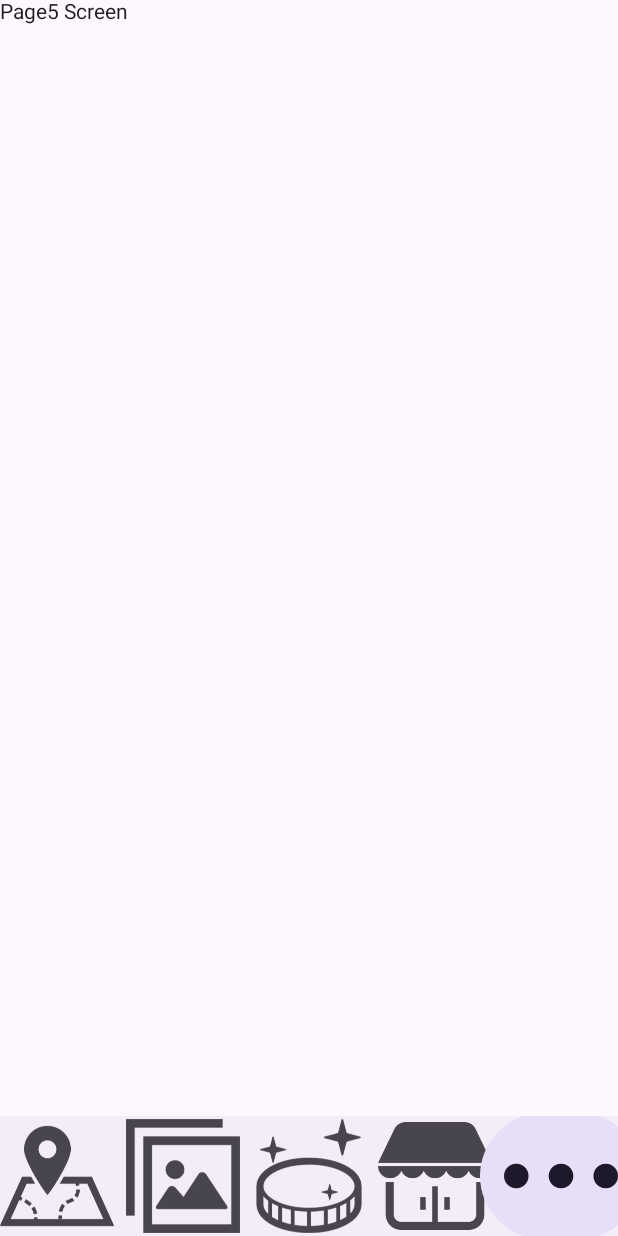
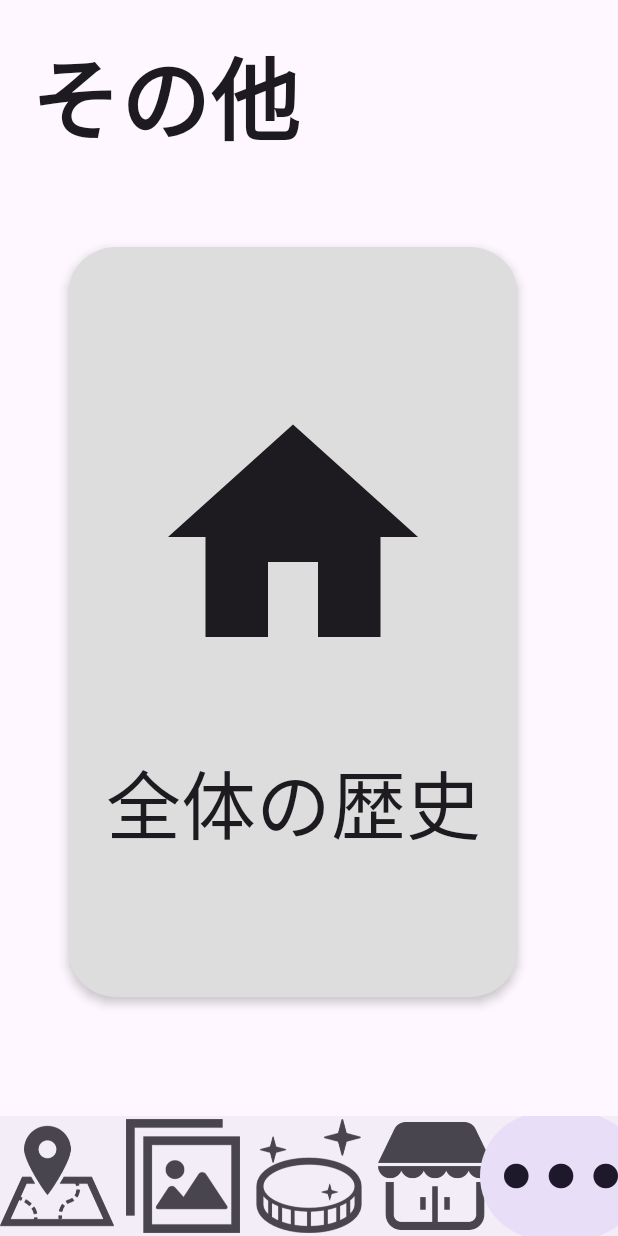
Before and after one commit to kanaji2002/ToraponApp, an Android app built with Jetpack Compose: the screen it shows after launch (MainActivity), item 5 of the bottom bar chosen, on a phone screen of 412 x 824 dp. Run offline under Robolectric (Android 15) with nearby library versions, the phone set to English and light mode, and no system bars.

Commit message:
その他の機能を付け加えた。

```diff
--- a/app/src/main/assets/spot2_folder/sentence.json
+++ b/app/src/main/assets/spot2_folder/sentence.json
@@ -1,6 +1,6 @@
 {
-    "name_furigana": "つるかめまつ",
-    "name": "鶴亀松",
+    "name_furigana": "しょうこうしょうれいかん",
+    "name": "商工奨励館",
     "top_explanation": "110個の石を組み合わせて亀を表現し、その背中に鶴が舞っているような姿",
     "one_word_explanation": "適度な大きさの松",
     "detailed_title_1": "特徴",
--- a/app/src/main/java/com/example/myapplication/MainActivity.kt
+++ b/app/src/main/java/com/example/myapplication/MainActivity.kt
@@ -21,8 +21,10 @@ import androidx.navigation.compose.rememberNavController
 import androidx.navigation.compose.currentBackStackEntryAsState
 //Osaka import(追加)
 import androidx.compose.ui.graphics.Color
+import com.example.myapplication.componentsPage1.Page1AppNavHost // AppNavHost.ktからインポート
 import com.example.myapplication.componentsPage2.Page2AppNavHost // AppNavHost.ktからインポート
-import com.example.myapplication.componentsPage1.Page1AppNavHost // AppNavHost.ktからインポート
+import com.example.myapplication.componentsPage5.Page5AppNavHost // AppNavHost.ktからインポート
+
 import com.example.myapplication.utils.REQUIRED_PERMISSIONS
 import com.example.myapplication.utils.allPermissionsGranted
 import com.example.myapplication.utils.hideSystemUI
@@ -160,10 +162,14 @@ class MainActivity : ComponentActivity() {
         Text("Page4 Screen")
     }
 
-    @Composable
-    fun Page5Screen() {
-        Text("Page5 Screen")
-    }
+@Composable
+fun Page5Screen() {
+    // 設定
+    val navController = rememberNavController()
+    val backgroundColor = Color.Yellow.copy(alpha = 0.1f)// 観光スポット一覧ページの背景色
+    val selectionBackgroundColor = Color.LightGray.copy(alpha = 0.5f)// 選択画面背景色
+    Page5AppNavHost(navController, backgroundColor, selectionBackgroundColor)
+}
 
     // ---------- 5. 現在のルートを取得するヘルパー ----------
     @Composable
--- a/app/src/main/java/com/example/myapplication/componentsPage1/AppNavHost.kt
+++ b/app/src/main/java/com/example/myapplication/componentsPage1/AppNavHost.kt
@@ -6,6 +6,7 @@ import android.content.pm.PackageManager
 import android.util.Log
 import androidx.activity.compose.rememberLauncherForActivityResult
 import androidx.activity.result.contract.ActivityResultContracts
+import androidx.compose.animation.animateColor
 import androidx.compose.animation.animateColorAsState
 import androidx.compose.animation.core.tween
 import androidx.compose.foundation.Canvas
@@ -46,9 +47,11 @@ import androidx.compose.ui.unit.dp
 import androidx.compose.ui.window.Popup
 import androidx.core.app.ActivityCompat
 import androidx.navigation.NavHostController
-import androidx.compose.ui.unit.Dp
-
+//import androidx.compose.ui.unit.Dp
 import androidx.compose.ui.platform.LocalDensity
+// 🔵 左上の戻るボタン
+import androidx.compose.material3.OutlinedButton
+import androidx.compose.foundation.BorderStroke
 
 
 import androidx.navigation.compose.NavHost
@@ -75,6 +78,11 @@ import androidx.compose.runtime.*
 import androidx.compose.ui.graphics.Brush
 import androidx.compose.ui.graphics.graphicsLayer
 
+import androidx.compose.ui.unit.Dp
+import androidx.compose.ui.unit.dp
+import androidx.compose.ui.unit.sp
+import kotlin.math.sqrt
+import kotlin.math.pow
 
 // 観光スポット一覧ページと詳細ページの設定
 @Composable
@@ -183,21 +191,11 @@ fun Page1AppNavHost(navController: NavHostController, backgroundColor: Color, se
         )
 
         TopRightIconMenu(
-//            pictSelectedSpotId = pictSelectedSpotId.value,
-//            onPictSelect = {
-//                pictSelectedSpotId.value = if (pictSelectedSpotId.value == it) null else it
-//
-//                // 👇 ここで観光スポットボタンを非表示に
-//                if (pictSelectedSpotId.value != null) {
-//                    selectedSpotId.value = "HIDE_ALL"
-//                } else {
-//                    selectedSpotId.value = null
-//                }
-//            },
+
 
                 pictSelectedSpotId = pictSelectedSpotId.value,
                 onPictSelect = { pictSelectedSpotId.value = it },
-                selectedSpotId = selectedSpotId // ← 🔥 追加
+                selectedSpotId = selectedSpotId
             )
 
 
@@ -205,34 +203,27 @@ fun Page1AppNavHost(navController: NavHostController, backgroundColor: Color, se
 
 
 
-
-
-
-        // 🔵 左上の戻るボタン
-
-// 🔵 左上の戻るボタン（トグル式にする）
-        Button(
+                OutlinedButton(
                     onClick = {
                         selectedSpotId.value = if (selectedSpotId.value == "HIDE_ALL") null else "HIDE_ALL"
-
                         pictSelectedSpotId.value = null
                     },
                     modifier = Modifier
                         .padding(16.dp)
                         .align(Alignment.TopStart)
-//                .clickable {
-//                    // 何かをクリックしたら観光スポットボタンを再表示する
-//                    selectedSpotId.value = null
-//                    pictSelectedSpotId.value = null
-//
-//                }
-
+                        .height(55.dp),
+                    shape = RoundedCornerShape(10.dp),
+                    colors = ButtonDefaults.outlinedButtonColors(
+                        containerColor = Color(0xFFC9C9C9),
+                        contentColor = Color.Black
+                    ),
+                    border = BorderStroke(2.dp, Color.Black)
                 ) {
                     Text(
-                if (selectedSpotId.value == "HIDE_ALL") "ボタンを再表示" else "ボタンを非表示"
+                        text = if (selectedSpotId.value == "HIDE_ALL") " ON " else "OFF",
+                        fontSize = 23.sp
                     )
                 }
-
 
 
 
@@ -502,7 +493,7 @@ fun Page1AppNavHost(navController: NavHostController, backgroundColor: Color, se
                     iconNamePath = resId,
                     offsetX = position.first,
                     offsetY = position.second,
-                    size = 44.dp
+                    size = 52.dp
                 )
             }
         }
@@ -514,6 +505,23 @@ fun Page1AppNavHost(navController: NavHostController, backgroundColor: Color, se
 
 
     }
+
+
+
+
+
+    fun calculateDpDistance(
+        currentX: Float,
+        currentY: Float,
+        targetX: Dp,
+        targetY: Dp
+    ): Dp {
+        val dx = currentX - targetX.value
+        val dy = currentY - targetY.value
+        val distancePx = sqrt(dx.pow(2) + dy.pow(2))
+        return distancePx.dp
+    }
+
 
 
 
@@ -884,21 +892,24 @@ fun pictgramBox(
     offsetY: Dp,
     size: Dp
 ) {
-    // 🔍 表示する条件（すべて非表示以外）
+    // 表示するかどうか
     val shouldShow = pictSelectedSpotId != "HIDE_ALL" &&
             (pictSelectedSpotId == null || pictSelectedSpotId == pictSpotId || pictSelectedSpotId == "ALL")
 
+    if (!shouldShow) return
 
-    if (!shouldShow) return
+    val isSelected = pictSelectedSpotId == pictSpotId
 
     Box(
         modifier = Modifier
             .offset(x = offsetX, y = offsetY)
             .size(size)
             .clip(RoundedCornerShape(8.dp))
-            .background(Color(0xFF87CEFA))
+            .background(
+                    Color(0xFF87CEFA)
+            )
+            .border(3.dp, Color.Red, shape = RoundedCornerShape(8.dp)) // 赤い外枠
             .clickable {
-                // 将来的に「タップで詳細表示」などに使える
                 onPictSelect(pictSpotId)
             },
         contentAlignment = Alignment.Center
@@ -906,7 +917,7 @@ fun pictgramBox(
         Image(
             painter = painterResource(id = iconNamePath),
             contentDescription = null,
-            modifier = Modifier.size(35.dp)
+            modifier = Modifier.size(size * 0.6f)
         )
     }
 }
--- a/app/src/main/java/com/example/myapplication/componentsPage2/ScreenList.kt
+++ b/app/src/main/java/com/example/myapplication/componentsPage2/ScreenList.kt
@@ -60,6 +60,7 @@ fun Page2ScreenList(navController: NavController, mainColor: Color, subColor: Co
                 .fillMaxWidth()
                 .clip(RoundedCornerShape(10.dp))
                 .background(Color.Green.copy(alpha = 0.2f))
+
         )
         Spacer(modifier = Modifier.height(15.dp))
         // assetフォルダ中のスポットを追加
--- /dev/null
+++ b/app/src/main/java/com/example/myapplication/componentsPage5/AppNavHost.kt
@@ -0,0 +1,25 @@
+package com.example.myapplication.componentsPage5
+
+import androidx.compose.runtime.Composable
+import androidx.compose.runtime.mutableStateOf
+import androidx.compose.runtime.remember
+import androidx.compose.ui.graphics.Color
+import androidx.navigation.NavHostController
+import androidx.navigation.compose.NavHost
+import androidx.navigation.compose.composable
+
+@Composable
+fun Page5AppNavHost(
+    navController: NavHostController,
+    backgroundColor: Color,
+    selectionBackgroundColor: Color
+) {
+    NavHost(navController = navController, startDestination = "list") {
+        // 🗺 観光スポット一覧ページ（横スクロールUIを表示）
+        composable("list") {
+            ScrollableCardRow() // ← 横スクロールのカード表示
+        }
+
+
+    }
+}
--- /dev/null
+++ b/app/src/main/java/com/example/myapplication/componentsPage5/ScreenList.kt
@@ -0,0 +1,85 @@
+package com.example.myapplication.componentsPage5
+
+import androidx.compose.foundation.horizontalScroll
+import androidx.compose.foundation.layout.*
+import androidx.compose.foundation.rememberScrollState
+import androidx.compose.foundation.shape.RoundedCornerShape
+import androidx.compose.material.icons.Icons
+import androidx.compose.material.icons.filled.*
+import androidx.compose.material3.*
+import androidx.compose.runtime.Composable
+import androidx.compose.ui.Alignment
+import androidx.compose.ui.Modifier
+import androidx.compose.ui.graphics.Color
+import androidx.compose.ui.graphics.vector.ImageVector
+import androidx.compose.ui.text.font.FontWeight
+import androidx.compose.ui.text.style.TextAlign
+import androidx.compose.ui.unit.dp
+import androidx.compose.ui.unit.sp
+
+@Composable
+fun ScrollableCardRow() {
+    val scrollState = rememberScrollState()
+
+    Column(
+        modifier = Modifier
+            .fillMaxWidth()
+//            .background(Color(0xFFFCECD9))
+            .padding(20.dp)
+    ) {
+        Text(
+            text = "その他",
+            fontSize = 60.sp,
+            fontWeight = FontWeight.Bold,
+            modifier = Modifier.padding(bottom = 8.dp)
+        )
+
+        Spacer(modifier = Modifier.height(48.dp))
+        Row(
+            modifier = Modifier
+                .horizontalScroll(scrollState)
+                .padding(start = 25.dp)
+
+        ) {
+            CardItem("全体の歴史", Icons.Default.Home)
+            CardItem("設定", Icons.Default.Settings)
+            CardItem("公園のマナー", Icons.Default.Warning)
+            CardItem("利用規約", Icons.Default.Info)
+            CardItem("お問い合わせ", Icons.Default.Info)
+        }
+    }
+}
+
+@Composable
+fun CardItem(title: String, icon: ImageVector) {
+    Card(
+        modifier = Modifier
+            .width(350.dp)
+            .height(500.dp)
+            .padding(end = 50.dp),
+        shape = RoundedCornerShape(32.dp),
+        elevation = CardDefaults.cardElevation(defaultElevation = 4.dp),
+        colors = CardDefaults.cardColors(containerColor = Color(0xFFDDDDDD))
+    ) {
+        Column(
+            modifier = Modifier
+                .padding(16.dp)
+                .fillMaxSize(),
+            verticalArrangement = Arrangement.Center,
+            horizontalAlignment = Alignment.CenterHorizontally
+        ) {
+            Icon(
+                imageVector = icon,
+                contentDescription = null,
+                modifier = Modifier.size(200.dp)
+            )
+            Spacer(modifier = Modifier.height(40.dp))
+            Text(
+                text = title,
+                fontSize = 50.sp,
+                fontWeight = FontWeight.Medium,
+                textAlign = TextAlign.Center
+            )
+        }
+    }
+}
--- a/gradle.properties
+++ b/gradle.properties
@@ -27,3 +27,8 @@ kotlin.version=2.0.0
 android.useAndroidX=true
 android.enableJetifier=true
 kotlin.experimental.tryK2=true
+
+
+
+
+android.overridePathCheck=true
```
Also changed, not shown: app/src/main/assets/spot1_folder/sentence.json (+9 -9 lines), app/src/main/java/com/example/myapplication/componentsPage2/AppNavHost.kt (+9 -3 lines), app/src/main/java/com/example/myapplication/componentsPage2/ScreenDetail.kt (+131 -140 lines). Lines whose indentation alone changed are shown as unchanged.
